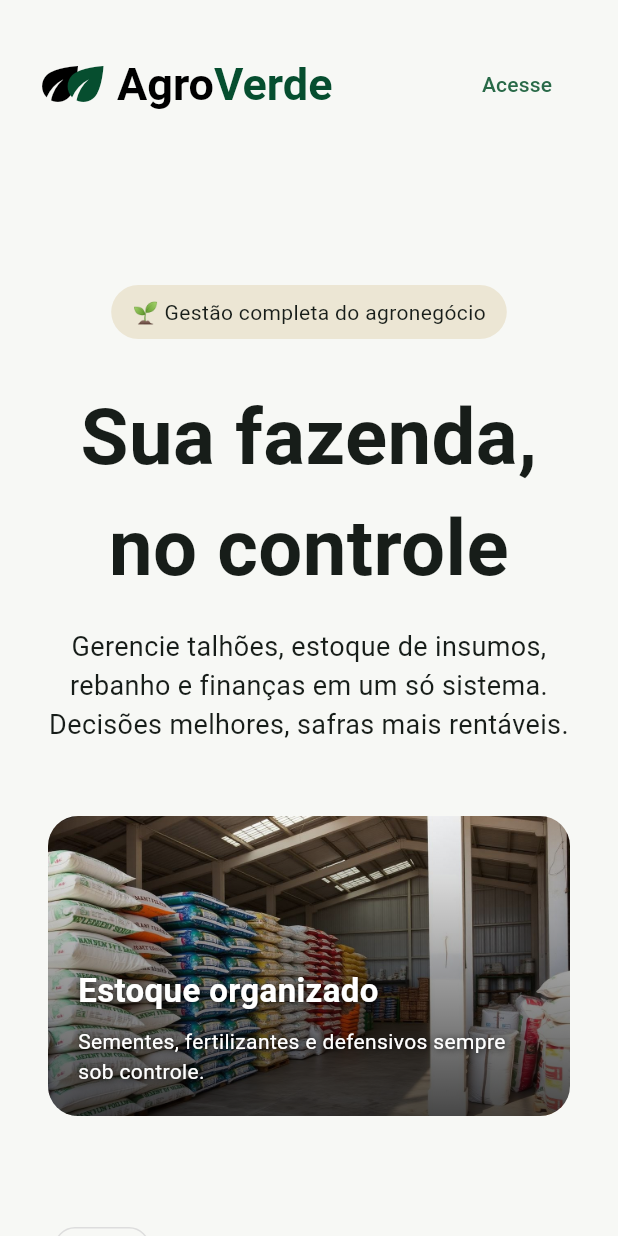
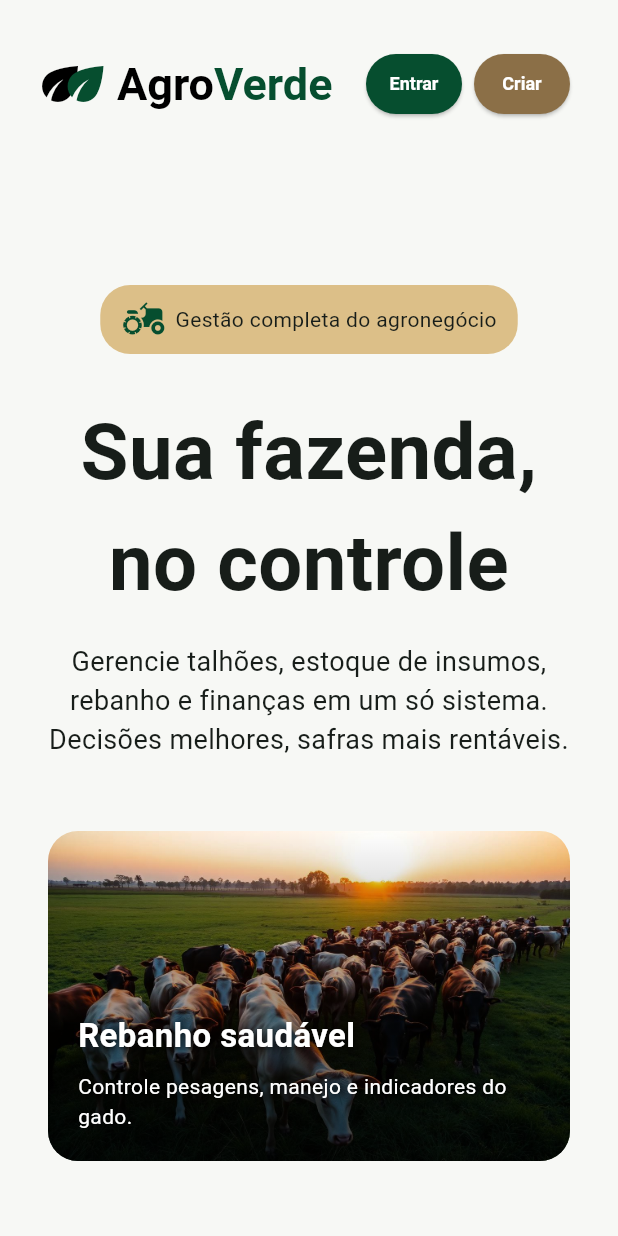
Before and after one commit to NasciM3nt0Felipe/agroverde-flutter, a Flutter app: the screen it shows after launch, on a phone screen of 412 x 824 dp. Run offline on Flutter 3.47's test engine with Material 3 defaults, Android fonts, the phone set to English and light mode, and no system bars.

Commit message:
style(home): refina layout institucional e responsividade

```diff
--- a/agroverde/lib/pages/home_page.dart
+++ b/agroverde/lib/pages/home_page.dart
@@ -37,14 +37,15 @@ class _HomePageState extends State<HomePage> {
           'Acesse informações importantes da fazenda de forma simples.',
     ),
   ];
-
+  // O carrossel funciona exibindo apenas parte da lista.
+  //logica
   late final Timer _carouselTimer;
 
   @override
   void initState() {
     super.initState();
 
-    _carouselTimer = Timer.periodic(const Duration(seconds: 3), (timer) {
+    _carouselTimer = Timer.periodic(const Duration(seconds: 5), (timer) {
       setState(() {
         _startIndex = (_startIndex + 1) % _carouselItems.length;
       });
@@ -66,6 +67,7 @@ class _HomePageState extends State<HomePage> {
 
   @override
   Widget build(BuildContext context) {
+    final bool isMobile = MediaQuery.of(context).size.width < 700;
     return Scaffold(
       backgroundColor: AppTheme.backgroundColor,
       body: SingleChildScrollView(
@@ -119,27 +121,71 @@ class _HomePageState extends State<HomePage> {
                         ),
                       ),
                       const Spacer(),
-                      TextButton(
+
+                      ElevatedButton(
                         onPressed: () {
                           Navigator.pushNamed(context, AppRoutes.login);
                         },
-                        child: const Text('Acesse'),
+                        style: ElevatedButton.styleFrom(
+                          backgroundColor: AppTheme.primaryGreen,
+                          foregroundColor: Colors.white,
+                          padding: EdgeInsets.symmetric(
+                            horizontal: isMobile ? 12 : 20,
+                            vertical: isMobile ? 10 : 14,
+                          ),
+                          textStyle: TextStyle(
+                            fontSize: isMobile ? 12 : 14,
+                            fontWeight: FontWeight.bold,
+                          ),
+                        ),
+                        child: const Text('Entrar'),
+                      ),
+
+                      const SizedBox(width: 8),
+
+                      ElevatedButton(
+                        onPressed: () {
+                          Navigator.pushNamed(context, AppRoutes.cadastro);
+                        },
+                        style: ElevatedButton.styleFrom(
+                          backgroundColor: const Color(0xff8B6F47),
+                          foregroundColor: Colors.white,
+                          padding: EdgeInsets.symmetric(
+                            horizontal: isMobile ? 12 : 20,
+                            vertical: isMobile ? 10 : 14,
+                          ),
+                          textStyle: TextStyle(
+                            fontSize: isMobile ? 12 : 14,
+                            fontWeight: FontWeight.bold,
+                          ),
+                        ),
+                        child: Text(isMobile ? 'Criar' : 'Criar Conta'),
                       ),
                     ],
                   ),
 
                   const SizedBox(height: 110),
-
                   Container(
                     padding: const EdgeInsets.symmetric(
                       horizontal: 14,
                       vertical: 8,
                     ),
                     decoration: BoxDecoration(
-                      color: AppTheme.accentColor,
+                      color: const Color.fromARGB(255, 220, 191, 136),
                       borderRadius: BorderRadius.circular(20),
                     ),
-                    child: const Text('🌱 Gestão completa do agronegócio'),
+                    child: const Row(
+                      mainAxisSize: MainAxisSize.min,
+                      children: [
+                        Icon(
+                          Icons.agriculture,
+                          size: 30,
+                          color: AppTheme.primaryGreen,
+                        ),
+                        SizedBox(width: 6),
+                        Text('Gestão completa do agronegócio'),
+                      ],
+                    ),
                   ),
 
                   const SizedBox(height: 28),
@@ -187,11 +233,17 @@ class _HomePageState extends State<HomePage> {
                     },
                   ),
 
-                  const SizedBox(height: 70),
+                  const SizedBox(height: 150),
 
-                  const Row(
-                    children: [
-                      Expanded(
+                  LayoutBuilder(
+                    builder: (context, constraints) {
+                      return Wrap(
+                        spacing: 20,
+                        runSpacing: 20,
+                        alignment: WrapAlignment.center,
+                        children: const [
+                          SizedBox(
+                            width: 260,
                             child: _FeatureCard(
                               icon: Icons.grass,
                               title: 'Talhões e Safras',
@@ -199,31 +251,36 @@ class _HomePageState extends State<HomePage> {
                                   'Controle de áreas, plantios e colheitas',
                             ),
                           ),
-                      SizedBox(width: 20),
-                      Expanded(
+                          SizedBox(
+                            width: 260,
                             child: _FeatureCard(
                               icon: Icons.inventory_2_outlined,
                               title: 'Estoque',
-                          description: 'Sementes, fertilizantes e defensivos',
+                              description:
+                                  'Sementes, fertilizantes e defensivos',
                             ),
                           ),
-                      SizedBox(width: 20),
-                      Expanded(
+                          SizedBox(
+                            height: 190, //para ele ficar na mesma altura
+                            width: 260,
                             child: _FeatureCard(
                               icon: Icons.pets,
                               title: 'Rebanho',
                               description: 'Animais, pesagens e manejo',
                             ),
                           ),
-                      SizedBox(width: 20),
-                      Expanded(
+                          SizedBox(
+                            width: 260,
                             child: _FeatureCard(
                               icon: Icons.account_balance_wallet_outlined,
                               title: 'Financeiro',
-                          description: 'Receitas, despesas e fluxo de caixa',
+                              description:
+                                  'Receitas, despesas e fluxo de caixa',
                             ),
                           ),
                         ],
+                      );
+                    },
                   ),
                 ],
               ),
@@ -304,7 +361,7 @@ class _CarouselCard extends StatelessWidget {
       duration: const Duration(milliseconds: 450),
       child: Container(
         key: ValueKey(imagePath),
-        height: 200,
+        height: 220,
         decoration: BoxDecoration(
           borderRadius: BorderRadius.circular(20),
           image: DecorationImage(
```
Lines whose indentation alone changed are shown as unchanged.
